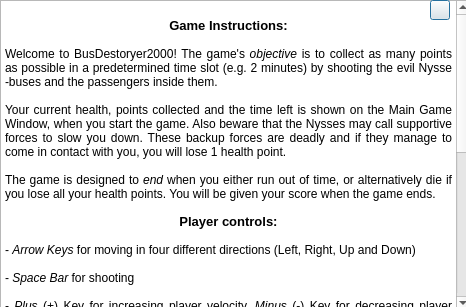
Before: the Qt Designer form Game/helpdialog.ui in miikka0000/BusDestroyer2000-Game-with-Qt, drawn with Qt 5.
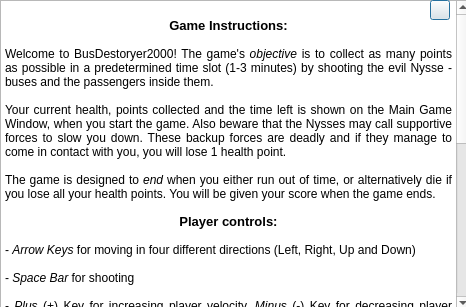
After: the same form once the commit is applied. Icons and pictures are not drawn.

Commit message: alustettu settingsDialogia ja edistetty sitä. Siirretty musiikkiasetus kokonaan tänne MainMenusta ja generoitu QComboBox peliajan valitsemista varten

Diff of the .ui file:
```diff
--- a/Game/helpdialog.ui
+++ b/Game/helpdialog.ui
@@ -53,7 +53,7 @@
 &lt;p align=&quot;center&quot; style=&quot; margin-top:0px; margin-bottom:0px; margin-left:0px; margin-right:0px; -qt-block-indent:0; text-indent:0px;&quot;&gt;		&lt;/p&gt;
 &lt;p align=&quot;center&quot; style=&quot; margin-top:0px; margin-bottom:0px; margin-left:0px; margin-right:0px; -qt-block-indent:0; text-indent:0px;&quot;&gt;&lt;span style=&quot; font-size:10pt; font-weight:600;&quot;&gt;Game Instructions:&lt;/span&gt;&lt;/p&gt;
 &lt;p style=&quot;-qt-paragraph-type:empty; margin-top:0px; margin-bottom:0px; margin-left:0px; margin-right:0px; -qt-block-indent:0; text-indent:0px; font-size:9pt; font-weight:600;&quot;&gt;&lt;br /&gt;&lt;/p&gt;
-&lt;p align=&quot;justify&quot; style=&quot; margin-top:0px; margin-bottom:0px; margin-left:0px; margin-right:0px; -qt-block-indent:0; text-indent:0px;&quot;&gt;&lt;span style=&quot; font-size:9pt;&quot;&gt;Welcome to BusDestoryer2000! The game's &lt;/span&gt;&lt;span style=&quot; font-size:9pt; font-style:italic;&quot;&gt;objective&lt;/span&gt;&lt;span style=&quot; font-size:9pt;&quot;&gt; is to collect as many points as possible in a predetermined time slot (e.g. 2 minutes) by shooting the evil Nysse -buses and the passengers inside them. &lt;/span&gt;&lt;/p&gt;
+&lt;p align=&quot;justify&quot; style=&quot; margin-top:0px; margin-bottom:0px; margin-left:0px; margin-right:0px; -qt-block-indent:0; text-indent:0px;&quot;&gt;&lt;span style=&quot; font-size:9pt;&quot;&gt;Welcome to BusDestoryer2000! The game's &lt;/span&gt;&lt;span style=&quot; font-size:9pt; font-style:italic;&quot;&gt;objective&lt;/span&gt;&lt;span style=&quot; font-size:9pt;&quot;&gt; is to collect as many points as possible in a predetermined time slot (1-3 minutes) by shooting the evil Nysse -buses and the passengers inside them. &lt;/span&gt;&lt;/p&gt;
 &lt;p align=&quot;justify&quot; style=&quot;-qt-paragraph-type:empty; margin-top:0px; margin-bottom:0px; margin-left:0px; margin-right:0px; -qt-block-indent:0; text-indent:0px; font-size:9pt;&quot;&gt;&lt;br /&gt;&lt;/p&gt;
 &lt;p align=&quot;justify&quot; style=&quot; margin-top:0px; margin-bottom:0px; margin-left:0px; margin-right:0px; -qt-block-indent:0; text-indent:0px;&quot;&gt;&lt;span style=&quot; font-size:9pt;&quot;&gt;Your current health, points collected and the time left is shown on the Main Game Window, when you start the game. Also beware that the Nysses may call supportive forces to slow you down. These backup forces are deadly and if they manage to come in contact with you, you will lose 1 health point.&lt;/span&gt;&lt;/p&gt;
 &lt;p align=&quot;justify&quot; style=&quot; margin-top:0px; margin-bottom:0px; margin-left:0px; margin-right:0px; -qt-block-indent:0; text-indent:0px;&quot;&gt;&lt;span style=&quot; font-size:9pt;&quot;&gt; &lt;/span&gt;&lt;/p&gt;
@@ -75,9 +75,11 @@
 &lt;p align=&quot;center&quot; style=&quot;-qt-paragraph-type:empty; margin-top:0px; margin-bottom:0px; margin-left:0px; margin-right:0px; -qt-block-indent:0; text-indent:0px; font-size:9pt; font-weight:600;&quot;&gt;&lt;br /&gt;&lt;/p&gt;
 &lt;p align=&quot;justify&quot; style=&quot; margin-top:0px; margin-bottom:0px; margin-left:0px; margin-right:0px; -qt-block-indent:0; text-indent:0px;&quot;&gt;&lt;span style=&quot; font-size:9pt;&quot;&gt;Player is able to choose from 3 different player types: 1) &lt;/span&gt;&lt;span style=&quot; font-size:9pt; font-style:italic;&quot;&gt;Spaceship&lt;/span&gt;&lt;span style=&quot; font-size:9pt;&quot;&gt;, 2) &lt;/span&gt;&lt;span style=&quot; font-size:9pt; font-style:italic;&quot;&gt;Tank&lt;/span&gt;&lt;span style=&quot; font-size:9pt;&quot;&gt; or 3) &lt;/span&gt;&lt;span style=&quot; font-size:9pt; font-style:italic;&quot;&gt;UFO&lt;/span&gt;&lt;span style=&quot; font-size:9pt;&quot;&gt;. Furthermore, you can pick from 3 projectile types: 1) &lt;/span&gt;&lt;span style=&quot; font-size:9pt; font-style:italic;&quot;&gt;Fireball&lt;/span&gt;&lt;span style=&quot; font-size:9pt;&quot;&gt;, 2) &lt;/span&gt;&lt;span style=&quot; font-size:9pt; font-style:italic;&quot;&gt;Missile&lt;/span&gt;&lt;span style=&quot; font-size:9pt;&quot;&gt; or 3) &lt;/span&gt;&lt;span style=&quot; font-size:9pt; font-style:italic;&quot;&gt;Laser&lt;/span&gt;&lt;span style=&quot; font-size:9pt;&quot;&gt;. There is no restriction on how to mix and match these player-projectile combinations. We also encourage you to set a nickname for your player since setting a player name, and choosing player and projectile type are prequisite for starting and playing the game. &lt;/span&gt;&lt;/p&gt;
 &lt;p align=&quot;center&quot; style=&quot;-qt-paragraph-type:empty; margin-top:0px; margin-bottom:0px; margin-left:0px; margin-right:0px; -qt-block-indent:0; text-indent:0px;&quot;&gt;&lt;br /&gt;&lt;/p&gt;
-&lt;p align=&quot;center&quot; style=&quot; margin-top:0px; margin-bottom:0px; margin-left:0px; margin-right:0px; -qt-block-indent:0; text-indent:0px;&quot;&gt;&lt;span style=&quot; font-size:10pt; font-weight:600;&quot;&gt;Musics ON / OFF Option:&lt;/span&gt;&lt;/p&gt;
+&lt;p align=&quot;center&quot; style=&quot; margin-top:0px; margin-bottom:0px; margin-left:0px; margin-right:0px; -qt-block-indent:0; text-indent:0px;&quot;&gt;&lt;span style=&quot; font-size:10pt; font-weight:600;&quot;&gt;Settings:&lt;/span&gt;&lt;/p&gt;
 &lt;p align=&quot;center&quot; style=&quot; margin-top:0px; margin-bottom:0px; margin-left:0px; margin-right:0px; -qt-block-indent:0; text-indent:0px;&quot;&gt;	&lt;/p&gt;
-&lt;p align=&quot;justify&quot; style=&quot; margin-top:0px; margin-bottom:0px; margin-left:0px; margin-right:0px; -qt-block-indent:0; text-indent:0px;&quot;&gt;&lt;span style=&quot; font-size:9pt;&quot;&gt;Player has the opportunity to set the shooting sound effects on by checking the &amp;quot;MUSICS ON / OFF&amp;quot; checkbox in the Main Menu. Beware that the sound effects will propably cause some considerable latency on the gameplay and therefore the sound effects are disabled as a default. All the different projectile types have an unique sound effect.	&lt;/span&gt;&lt;/p&gt;&lt;/body&gt;&lt;/html&gt;</string>
+&lt;p align=&quot;justify&quot; style=&quot; margin-top:0px; margin-bottom:0px; margin-left:0px; margin-right:0px; -qt-block-indent:0; text-indent:0px;&quot;&gt;&lt;span style=&quot; font-size:9pt;&quot;&gt;Player has the opportunity to set the shooting sound effects on by checking the &amp;quot;MUSICS ON / OFF&amp;quot; checkbox in the &lt;/span&gt;&lt;span style=&quot; font-size:9pt; font-style:italic;&quot;&gt;Settings&lt;/span&gt;&lt;span style=&quot; font-size:9pt;&quot;&gt;. Beware that the sound effects will propably cause some considerable latency on the gameplay and therefore the sound effects are disabled as a default. All the different projectile types have an unique sound effect.&lt;/span&gt;&lt;/p&gt;
+&lt;p align=&quot;justify&quot; style=&quot;-qt-paragraph-type:empty; margin-top:0px; margin-bottom:0px; margin-left:0px; margin-right:0px; -qt-block-indent:0; text-indent:0px; font-size:9pt;&quot;&gt;&lt;br /&gt;&lt;/p&gt;
+&lt;p align=&quot;justify&quot; style=&quot; margin-top:0px; margin-bottom:0px; margin-left:0px; margin-right:0px; -qt-block-indent:0; text-indent:0px;&quot;&gt;&lt;span style=&quot; font-size:9pt;&quot;&gt;In the &lt;/span&gt;&lt;span style=&quot; font-size:9pt; font-style:italic;&quot;&gt;Settings &lt;/span&gt;&lt;span style=&quot; font-size:9pt;&quot;&gt;you can also change the Game duration (1 to 3 minutes). The default game timer is set to 1 minute if you don't make any changes.&lt;/span&gt;&lt;/p&gt;&lt;/body&gt;&lt;/html&gt;</string>
    </property>
   </widget>
   <zorder>helpTextBrowser</zorder>
```
The commit also changes 10 other files.
